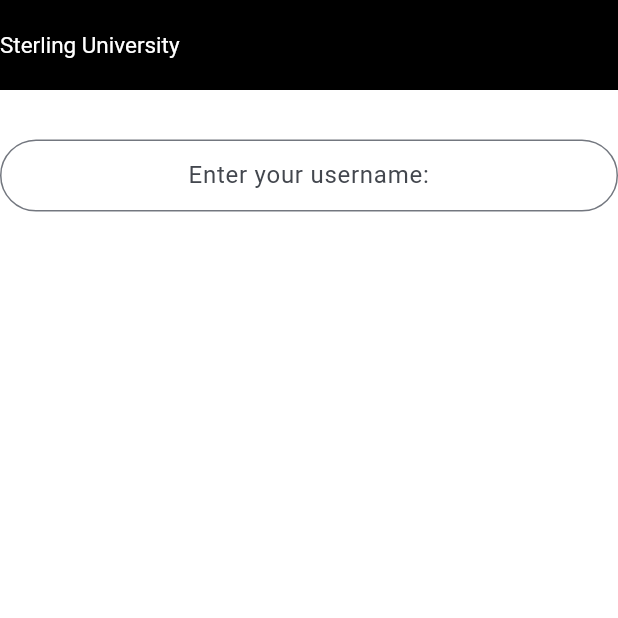
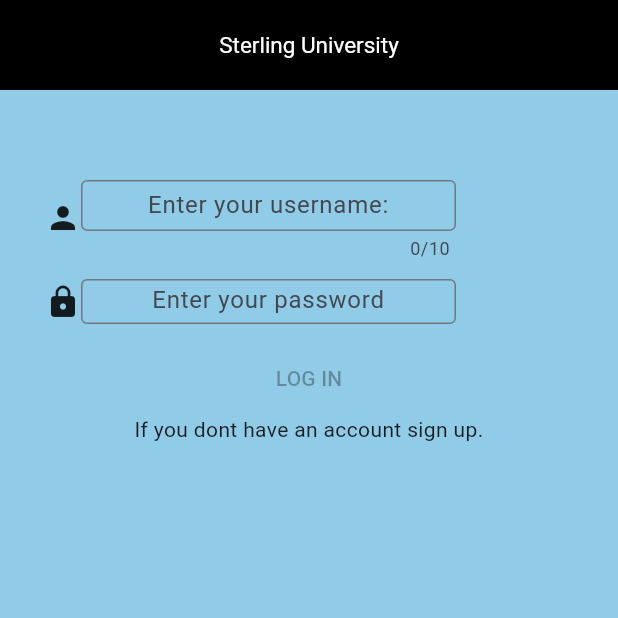
Before and after one commit to Drawins/Bonface, a Flutter app: the screen it shows after launch, on a phone screen of 412 x 824 dp, the top half of it. Run offline on Flutter 3.47's test engine with Material 2 defaults, Android fonts, the phone set to English and light mode, and no system bars; Roboto replaces fonts that are missing (telephoneNumberLocalSuffix).

Commit message:
project5

```diff
--- a/university_app/lib/main.dart
+++ b/university_app/lib/main.dart
@@ -1,5 +1,6 @@
 import 'package:flutter/material.dart';
 import'package:university_app/screens/home_screen.dart';
+import 'package:university_app/screens/registraion_screen.dart';
 void main() {
   runApp(const MyApp());
 }
@@ -35,6 +36,7 @@ class MyApp extends StatelessWidget {
       ),
       home: HomeScreen(
       ),
+      // registration: RegistrationScreen(),
       debugShowCheckedModeBanner: false,
     );
   }
--- a/university_app/lib/screens/home_screen.dart
+++ b/university_app/lib/screens/home_screen.dart
@@ -7,6 +7,7 @@ class HomeScreen extends StatelessWidget{
      appBar: AppBar(
        title: const Text('Sterling University'),
        titleSpacing: 00.0,
+      centerTitle: true ,
        surfaceTintColor: Colors.white,
        backgroundColor: Colors.black,
        titleTextStyle: const TextStyle (color: Colors.white,
@@ -15,27 +16,83 @@ class HomeScreen extends StatelessWidget{
 
         toolbarHeight: 60,
        ),
-        backgroundColor: Colors.white,
+        backgroundColor: Color.fromARGB(255, 144, 204, 231),
 
-   body:  Column(
+   body:const Padding(
+    padding:  EdgeInsets.all(30.0),
+    child:  Column(
+
+
     children: [
-     const  SizedBox(height: 33,),
-      TextField(decoration:
+      Padding(padding:EdgeInsets.fromLTRB(20,15,0,15)),
+     Row( children :[
+        Icon(Icons.person),
+       SizedBox(width: 250,height: 50,
+     child:  TextField(decoration:
       InputDecoration(
-
         hintText: 'Enter your username:',
-        hintStyle: const TextStyle(fontFamily: AutofillHints.telephoneNumberLocalSuffix),
-        contentPadding: const EdgeInsets.all(5),
+        hintStyle:  TextStyle(fontFamily: AutofillHints.telephoneNumberLocalSuffix),
+        contentPadding:  EdgeInsets.all(0),
          border: OutlineInputBorder(
-         borderRadius: BorderRadius.circular(400.0),
-         borderSide: const BorderSide (width: 2)
-
+        // borderRadius: BorderRadius.circular(400.0),
+         borderSide:  BorderSide (width: 2)
          )
       ),
+      maxLength: 10,
+      minLines:1,
+      textAlign: TextAlign.center,
+      ),
+     ),
+     ],
+     ),
+
+
+     ButtonBar(),
+
+
+     Row(children: [
+     Icon(Icons.https),
+     SizedBox( width: 250, height: 30,
+    child:  TextField(decoration: InputDecoration(
+      hintText: 'Enter your password',
+       hintStyle:  TextStyle(fontFamily: AutofillHints.telephoneNumberLocalSuffix),
+        contentPadding:  EdgeInsets.all(5),
+         border: OutlineInputBorder(
+        // borderRadius: BorderRadius.circular(400.0),
+         borderSide:  BorderSide (width: 1)
+    ),
+    ),
+    textAlign: TextAlign.center,
+
+     )
+     ),
+     ],
+     ),
+
+
+     ButtonBar(buttonPadding: EdgeInsets.all(6),),
+
+
+Column(
+      children:  [MaterialButton
+      (onPressed: null, child: Text('LOG IN') ,)],
+     ),
+
+
+    // TextButton(onPressed:  , child: child)
+    SizedBox(
+      child: Text
+      ('If you dont have an account sign up.',
       textAlign: TextAlign.center,
 
       ),
+
+    ),
+
     ],
+  //  child: MaterialButton(onPressed: onPressed)
+
+   ),
    ),
   );
 
```
Also changed, not shown: university_app/lib/screens/registraion_screen.dart (added, +71 -0 lines).
